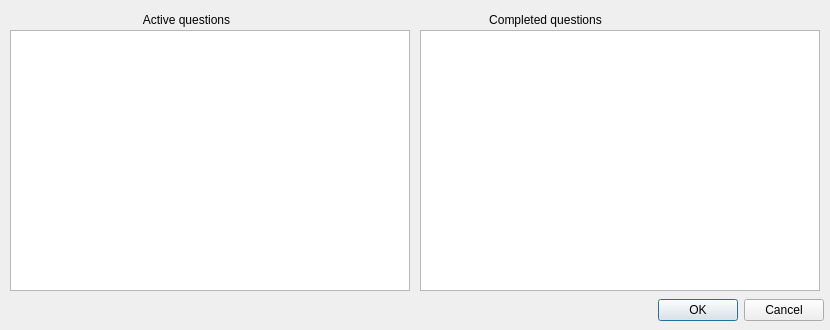
Qt form GalaxyGame/Student/questiondlg.ui (ado130/GalaxyGame) before a commit.
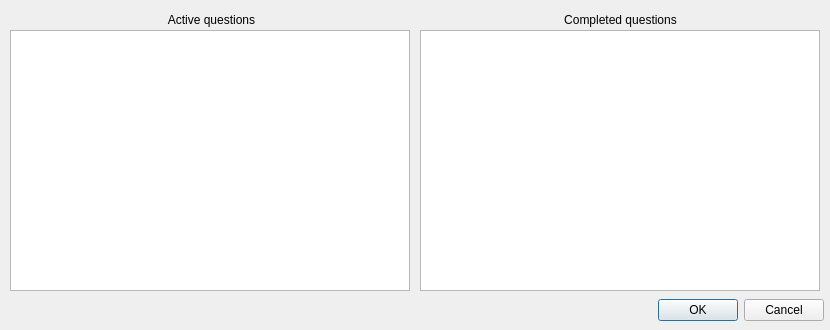
The same form after that commit.

The edit to the form file:
```diff
--- a/GalaxyGame/Student/questiondlg.ui
+++ b/GalaxyGame/Student/questiondlg.ui
@@ -34,7 +34,7 @@
     <rect>
      <x>16</x>
      <y>10</y>
-     <width>341</width>
+     <width>391</width>
      <height>20</height>
     </rect>
    </property>
@@ -48,9 +48,9 @@
   <widget class="QLabel" name="label_2">
    <property name="geometry">
     <rect>
-     <x>370</x>
+     <x>420</x>
      <y>10</y>
-     <width>351</width>
+     <width>401</width>
      <height>20</height>
     </rect>
    </property>
```
